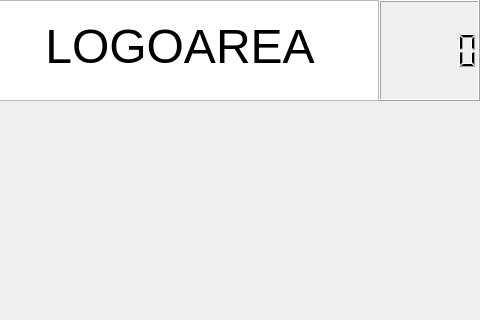
Above: Init.ui from LeeHuSeong/Kiosk_AI before the change; both pictures show x 120 to 600 and y 0 to 320 of the 600 by 800 pixel window. Below: the same form after it.
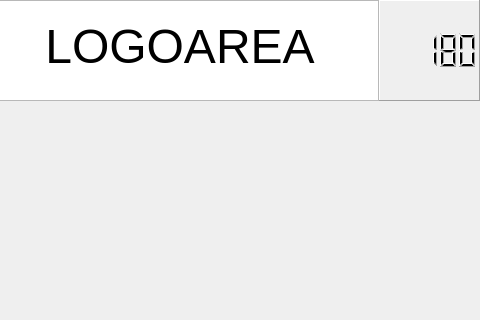
That is the form after the change. The open tabs and pages were chosen to show the change.

Commit message: 타임아웃 테스트2

What changed in the file:
```diff
--- a/Init.ui
+++ b/Init.ui
@@ -319,6 +319,18 @@
                 <height>101</height>
                </size>
               </property>
+              <property name="frameShape">
+               <enum>QFrame::Panel</enum>
+              </property>
+              <property name="lineWidth">
+               <number>1</number>
+              </property>
+              <property name="midLineWidth">
+               <number>0</number>
+              </property>
+              <property name="intValue" stdset="0">
+               <number>180</number>
+              </property>
              </widget>
             </item>
            </layout>
```
Left out of the diff: 2 changed lines with no effect on the pictures. The commit also changes 2 other files.
